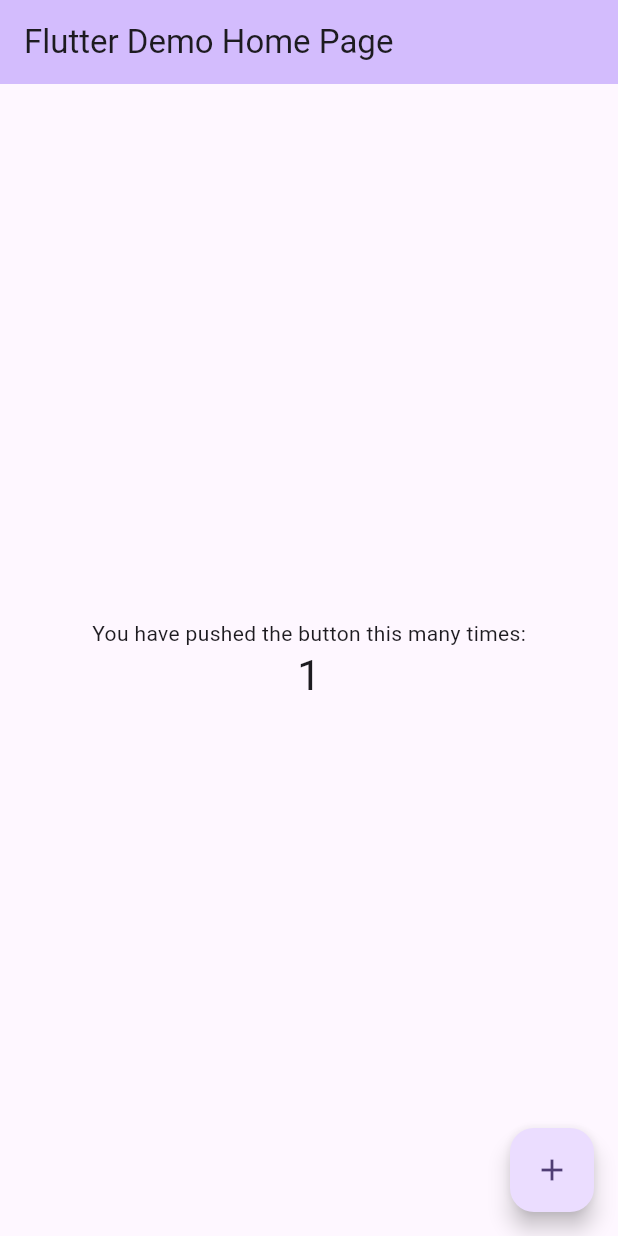
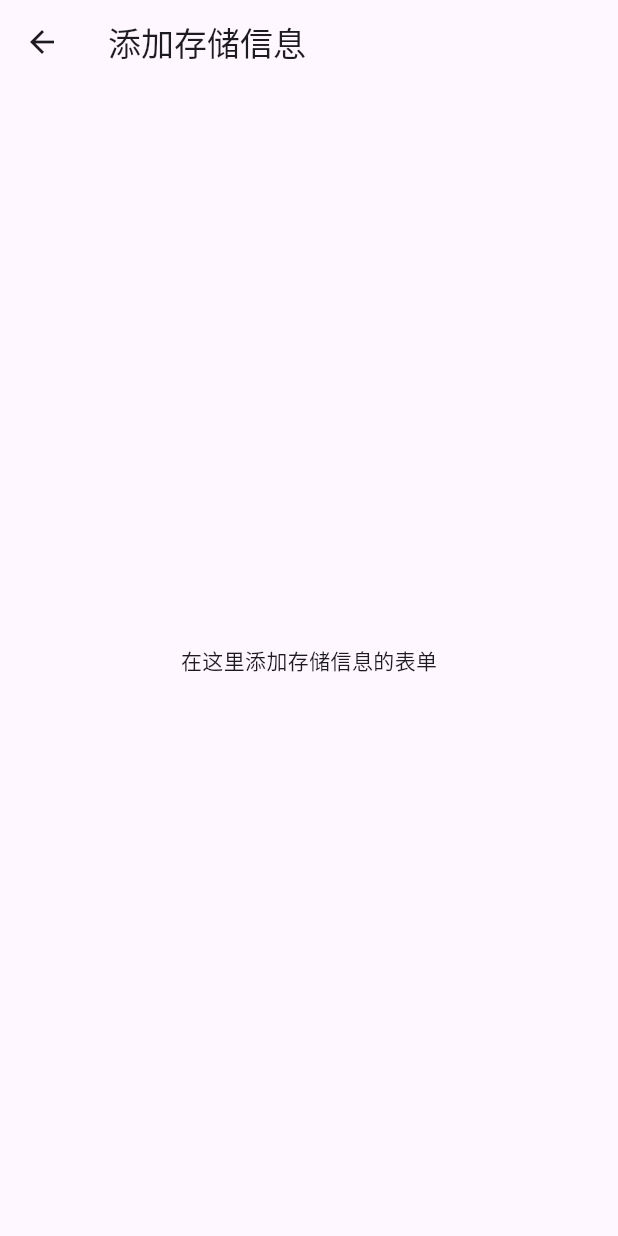
Before and after one commit to tinywaferShark/storage_assistant-, a Flutter app: the screen it shows after launch, after a tap on the "add" icon, on a phone screen of 412 x 824 dp. Run offline on Flutter 3.47's test engine with Material 3 defaults, Android fonts, the phone set to English and light mode, and no system bars.

Commit message:
feat:add init homepage

```diff
--- /dev/null
+++ b/lib/home.dart
@@ -0,0 +1,138 @@
+import 'package:flutter/material.dart';
+
+class HomePage extends StatefulWidget {
+  @override
+  _HomePageState createState() => _HomePageState();
+}
+
+class _HomePageState extends State<HomePage> {
+  int _selectedIndex = 0;
+  static List<Widget> _pages = <Widget>[
+    MainPage(),
+    SearchPage(),
+    StatsPage(),
+    ProfilePage(),
+  ];
+
+  void _onItemTapped(int index) {
+    setState(() {
+      _selectedIndex = index;
+    });
+  }
+
+  @override
+  Widget build(BuildContext context) {
+    return Scaffold(
+      appBar: AppBar(
+        title: Text('收纳助理'),
+        actions: <Widget>[
+          IconButton(
+            icon: Icon(Icons.add),
+            iconSize: 36.0, // 修改图标大小为36.0，可以根据需要调整
+            onPressed: () {
+              // 打开一个新页面或显示一个对话框来添加存储信息
+              Navigator.push(
+                context,
+                MaterialPageRoute(builder: (context) => AddItemPage()),
+              );
+            },
+          ),
+        ],
+      ),
+      body: _pages[_selectedIndex],
+      bottomNavigationBar: BottomNavigationBar(
+        items: const <BottomNavigationBarItem>[
+          BottomNavigationBarItem(
+            icon: Icon(Icons.home),
+            label: 'Home',
+          ),
+          BottomNavigationBarItem(
+            icon: Icon(Icons.search),
+            label: 'Search',
+          ),
+          BottomNavigationBarItem(
+            icon: Icon(Icons.bar_chart),
+            label: 'Stats',
+          ),
+          BottomNavigationBarItem(
+            icon: Icon(Icons.person),
+            label: 'Profile',
+          ),
+        ],
+        currentIndex: _selectedIndex,
+        selectedItemColor: Colors.blue,
+        onTap: _onItemTapped,
+      ),
+    );
+  }
+}
+
+
+class MainPage extends StatelessWidget {
+  @override
+  Widget build(BuildContext context) {
+    return Scaffold(
+      body: GridView.builder(
+        padding: const EdgeInsets.all(10),
+        gridDelegate: SliverGridDelegateWithFixedCrossAxisCount(
+          crossAxisCount: 3,
+          crossAxisSpacing: 10,
+          mainAxisSpacing: 10,
+          childAspectRatio: 1.0,
+        ),
+        itemCount: 12, // For demonstration, we'll use 12 items.
+        itemBuilder: (BuildContext context, int index) {
+          return Container(
+            decoration: BoxDecoration(
+              borderRadius: BorderRadius.circular(10),
+              border: Border.all(color: Colors.blue),
+            ),
+            child: Column(
+              mainAxisAlignment: MainAxisAlignment.center,
+              children: [
+                Icon(Icons.image, size: 50), // Placeholder for image
+                SizedBox(height: 10),
+                Text('Item $index'), // Placeholder for title
+              ],
+            ),
+          );
+        },
+      ),
+    );
+  }
+}
+
+class SearchPage extends StatelessWidget {
+  @override
+  Widget build(BuildContext context) {
+    return Center(child: Text('Search Page'));
+  }
+}
+
+class StatsPage extends StatelessWidget {
+  @override
+  Widget build(BuildContext context) {
+    return Center(child: Text('Stats Page'));
+  }
+}
+
+class ProfilePage extends StatelessWidget {
+  @override
+  Widget build(BuildContext context) {
+    return Center(child: Text('Profile Page'));
+  }
+}
+
+class AddItemPage extends StatelessWidget {
+  @override
+  Widget build(BuildContext context) {
+    return Scaffold(
+      appBar: AppBar(
+        title: Text('添加存储信息'),
+      ),
+      body: Center(
+        child: Text('在这里添加存储信息的表单'),
+      ),
+    );
+  }
+}
--- a/lib/main.dart
+++ b/lib/main.dart
@@ -1,125 +1,19 @@
 import 'package:flutter/material.dart';
+import 'home.dart';
 
 void main() {
-  runApp(const MyApp());
+  runApp(MyApp());
 }
 
 class MyApp extends StatelessWidget {
-  const MyApp({super.key});
-
-  // This widget is the root of your application.
   @override
   Widget build(BuildContext context) {
     return MaterialApp(
-      title: 'Flutter Demo',
+      title: '收纳助理', // 修改应用的标题为中文
       theme: ThemeData(
-        // This is the theme of your application.
-        //
-        // TRY THIS: Try running your application with "flutter run". You'll see
-        // the application has a purple toolbar. Then, without quitting the app,
-        // try changing the seedColor in the colorScheme below to Colors.green
-        // and then invoke "hot reload" (save your changes or press the "hot
-        // reload" button in a Flutter-supported IDE, or press "r" if you used
-        // the command line to start the app).
-        //
-        // Notice that the counter didn't reset back to zero; the application
-        // state is not lost during the reload. To reset the state, use hot
-        // restart instead.
-        //
-        // This works for code too, not just values: Most code changes can be
-        // tested with just a hot reload.
-        colorScheme: ColorScheme.fromSeed(seedColor: Colors.deepPurple),
-        useMaterial3: true,
+        primarySwatch: Colors.blue,
       ),
-      home: const MyHomePage(title: 'Flutter Demo Home Page'),
+      home: HomePage(),
     );
   }
 }
-
-class MyHomePage extends StatefulWidget {
-  const MyHomePage({super.key, required this.title});
-
-  // This widget is the home page of your application. It is stateful, meaning
-  // that it has a State object (defined below) that contains fields that affect
-  // how it looks.
-
-  // This class is the configuration for the state. It holds the values (in this
-  // case the title) provided by the parent (in this case the App widget) and
-  // used by the build method of the State. Fields in a Widget subclass are
-  // always marked "final".
-
-  final String title;
-
-  @override
-  State<MyHomePage> createState() => _MyHomePageState();
-}
-
-class _MyHomePageState extends State<MyHomePage> {
-  int _counter = 0;
-
-  void _incrementCounter() {
-    setState(() {
-      // This call to setState tells the Flutter framework that something has
-      // changed in this State, which causes it to rerun the build method below
-      // so that the display can reflect the updated values. If we changed
-      // _counter without calling setState(), then the build method would not be
-      // called again, and so nothing would appear to happen.
-      _counter++;
-    });
-  }
-
-  @override
-  Widget build(BuildContext context) {
-    // This method is rerun every time setState is called, for instance as done
-    // by the _incrementCounter method above.
-    //
-    // The Flutter framework has been optimized to make rerunning build methods
-    // fast, so that you can just rebuild anything that needs updating rather
-    // than having to individually change instances of widgets.
-    return Scaffold(
-      appBar: AppBar(
-        // TRY THIS: Try changing the color here to a specific color (to
-        // Colors.amber, perhaps?) and trigger a hot reload to see the AppBar
-        // change color while the other colors stay the same.
-        backgroundColor: Theme.of(context).colorScheme.inversePrimary,
-        // Here we take the value from the MyHomePage object that was created by
-        // the App.build method, and use it to set our appbar title.
-        title: Text(widget.title),
-      ),
-      body: Center(
-        // Center is a layout widget. It takes a single child and positions it
-        // in the middle of the parent.
-        child: Column(
-          // Column is also a layout widget. It takes a list of children and
-          // arranges them vertically. By default, it sizes itself to fit its
-          // children horizontally, and tries to be as tall as its parent.
-          //
-          // Column has various properties to control how it sizes itself and
-          // how it positions its children. Here we use mainAxisAlignment to
-          // center the children vertically; the main axis here is the vertical
-          // axis because Columns are vertical (the cross axis would be
-          // horizontal).
-          //
-          // TRY THIS: Invoke "debug painting" (choose the "Toggle Debug Paint"
-          // action in the IDE, or press "p" in the console), to see the
-          // wireframe for each widget.
-          mainAxisAlignment: MainAxisAlignment.center,
-          children: <Widget>[
-            const Text(
-              'You have pushed the button this many times:',
-            ),
-            Text(
-              '$_counter',
-              style: Theme.of(context).textTheme.headlineMedium,
-            ),
-          ],
-        ),
-      ),
-      floatingActionButton: FloatingActionButton(
-        onPressed: _incrementCounter,
-        tooltip: 'Increment',
-        child: const Icon(Icons.add),
-      ), // This trailing comma makes auto-formatting nicer for build methods.
-    );
-  }
-}
```
